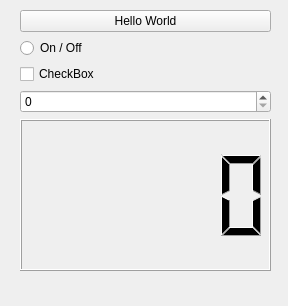
Qt form My plugin/TestPlugin.ui (AndersEllinge/Bachelor-F17) before a commit.
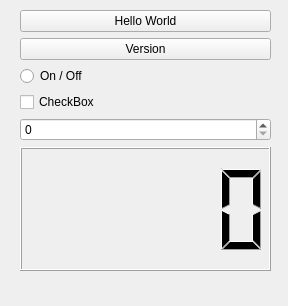
The same form after that commit.

Commit message: Add a config file which atm only sets the version of the plugin. Added a button to the plugin.ui and mapped the version variables from the config file to click events on that button

Diff of the .ui file:
```diff
--- a/My plugin/TestPlugin.ui
+++ b/My plugin/TestPlugin.ui
@@ -31,6 +31,13 @@
        </property>
       </widget>
      </item>
+     <item>
+      <widget class="QPushButton" name="versionButton">
+       <property name="text">
+        <string>Version</string>
+       </property>
+      </widget>
+     </item>
      <item>
       <widget class="QRadioButton" name="onOffRadio">
        <property name="layoutDirection">
```
The commit also changes 2 other files.
